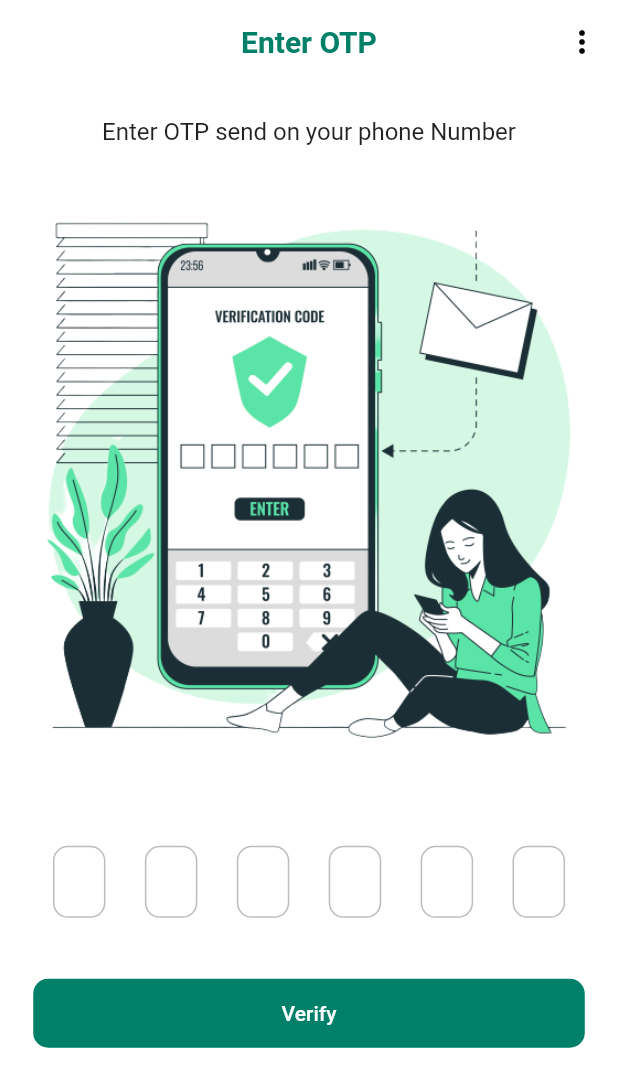
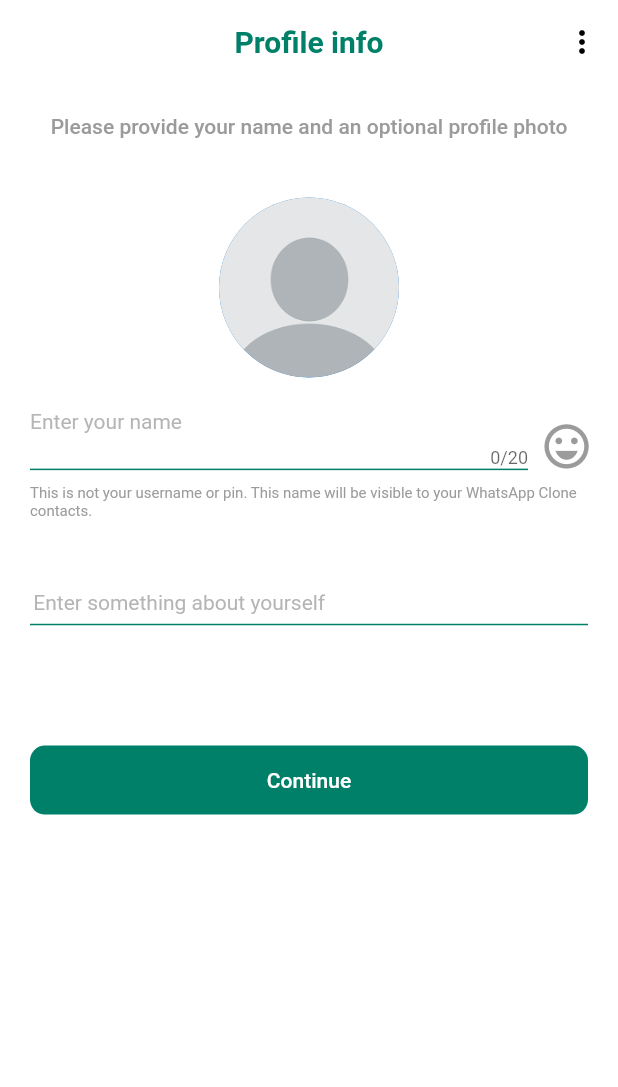
Before and after one commit to nisha2404/whatsAppClone, a Flutter app: the OtpScreen screen opened directly with empty values, after a tap on "Verify", on a phone screen of 412 x 824 dp. Shown: the top 1087 px of the screen. Run offline on Flutter 3.47's test engine with Material 2 defaults, Android fonts, the phone set to English and light mode, and no system bars; drawn by our look-alikes of otp_text_field; our stand-ins replace country_picker, flutter_screenutil, fluttertoast, image_cropper, image_picker; missing offline and left inert: emoji_picker_2.

Commit message:
add_profile_info_screen

```diff
--- /dev/null
+++ b/lib/Screens/Auth/add_profile_info.dart
@@ -0,0 +1,155 @@
+// ignore_for_file: import_of_legacy_library_into_null_safe
+
+import 'package:chatting_app/app_config.dart';
+import 'package:chatting_app/components/expanded_button.dart';
+import 'package:chatting_app/components/help_popup_button.dart';
+import 'package:chatting_app/components/underline_input_border_textfield.dart';
+import 'package:chatting_app/helpers/base_getters.dart';
+import 'package:chatting_app/helpers/icons_and_images.dart';
+import 'package:chatting_app/helpers/style_sheet.dart';
+import 'package:emoji_picker_2/emoji_picker_2.dart';
+import 'package:flutter/material.dart';
+import 'package:flutter/services.dart';
+import 'package:flutter_screenutil/flutter_screenutil.dart';
+import 'package:image_cropper/image_cropper.dart';
+import 'package:image_picker/image_picker.dart';
+
+class AddProfileInfo extends StatefulWidget {
+  const AddProfileInfo({super.key});
+
+  @override
+  State<AddProfileInfo> createState() => _AddProfileInfoState();
+}
+
+class _AddProfileInfoState extends State<AddProfileInfo> {
+  final TextEditingController _nameController = TextEditingController();
+  final TextEditingController _aboutController = TextEditingController();
+
+  bool showEmojis = false;
+
+  CroppedFile? croppedProfileImg;
+  XFile? profileImage;
+  @override
+  Widget build(BuildContext context) {
+    return WillPopScope(
+      onWillPop: () {
+        if (showEmojis) {
+          setState(() {
+            showEmojis = false;
+          });
+          return Future.value(false);
+        } else {
+          () => SystemNavigator.pop();
+          return Future.value(true);
+        }
+      },
+      child: GestureDetector(
+        onTap: () => {
+          setState(() => showEmojis = false),
+          AppServices.keyboardUnfocus(context)
+        },
+        child: Scaffold(
+          resizeToAvoidBottomInset: false,
+          backgroundColor: AppColors.whiteColor,
+          appBar: AppBar(
+            elevation: 0,
+            backgroundColor: AppColors.whiteColor,
+            foregroundColor: AppColors.blackColor,
+            title: Text("Profile info",
+                style: GetTextTheme.sf20_bold
+                    .copyWith(color: AppColors.primaryColor)),
+            centerTitle: true,
+            actions: const [HelpPopUpMenuButton()],
+          ),
+          body: SafeArea(
+              child: Stack(
+            alignment: Alignment.bottomCenter,
+            children: [
+              Padding(
+                padding: const EdgeInsets.all(20.0),
+                child: Column(
+                  children: [
+                    Text(
+                        "Please provide your name and an optional profile photo",
+                        textAlign: TextAlign.center,
+                        style: GetTextTheme.sf14_medium
+                            .copyWith(color: AppColors.grey150)),
+                    AppServices.addHeight(40.h),
+                    const CircleAvatar(
+                      radius: 60,
+                      backgroundImage: AssetImage(AppImages.avatarPlaceholder),
+                    ),
+                    AppServices.addHeight(20.h),
+                    Row(
+                      children: [
+                        Expanded(
+                          child: UnderlineInputBorderTextField(
+                            ontap: () => setState(() => showEmojis = false),
+                            controller: _nameController,
+                            hint: "Enter your name",
+                            maxlength: 20,
+                            isDense: true,
+                            horizontalpadding: 0,
+                            verticalpadding: 0,
+                          ),
+                        ),
+                        IconButton(
+                            constraints: BoxConstraints(
+                                minHeight: 20.sp, minWidth: 20.sp),
+                            splashRadius: 1.r,
+                            onPressed: () => {
+                                  AppServices.keyboardUnfocus(context),
+                                  Future.delayed(
+                                      const Duration(milliseconds: 220),
+                                      () => setState(
+                                          () => showEmojis = !showEmojis))
+                                },
+                            icon: Icon(Icons.emoji_emotions_outlined,
+                                color: AppColors.grey150, size: 32.sp)),
+                      ],
+                    ),
+                    AppServices.addHeight(10.h),
+                    Align(
+                      alignment: Alignment.centerLeft,
+                      child: Text(
+                          "This is not your username or pin. This name will be visible to your ${AppConfig.appName} contacts.",
+                          style: GetTextTheme.sf10_regular
+                              .copyWith(color: AppColors.grey150)),
+                    ),
+                    AppServices.addHeight(40.h),
+                    UnderlineInputBorderTextField(
+                      ontap: () => setState(() => showEmojis = false),
+                      controller: _aboutController,
+                      hint: "Enter something about yourself",
+                      isDense: true,
+                    ),
+                    AppServices.addHeight(80.h),
+                    Row(
+                      children: [
+                        ExpandedButton(btnName: "Continue", onPress: () => {})
+                      ],
+                    )
+                  ],
+                ),
+              ),
+              Positioned(
+                  bottom: 0,
+                  child: showEmojis ? emojiSelect() : const SizedBox())
+            ],
+          )),
+        ),
+      ),
+    );
+  }
+
+  Widget emojiSelect() {
+    return EmojiPicker2(
+      onEmojiSelected: (emoji, category) => {
+        setState(
+            () => _nameController.text = _nameController.text + emoji.emoji)
+      },
+      rows: 4,
+      columns: 7,
+    );
+  }
+}
--- a/lib/Screens/Auth/login.dart
+++ b/lib/Screens/Auth/login.dart
@@ -1,7 +1,8 @@
 import 'package:chatting_app/Screens/Auth/otp_view.dart';
 import 'package:chatting_app/app_config.dart';
 import 'package:chatting_app/components/expanded_button.dart';
-import 'package:chatting_app/components/primary_text_field.dart';
+import 'package:chatting_app/components/help_popup_button.dart';
+import 'package:chatting_app/components/underline_input_border_textfield.dart';
 import 'package:chatting_app/helpers/base_getters.dart';
 import 'package:chatting_app/helpers/icons_and_images.dart';
 import 'package:chatting_app/helpers/style_sheet.dart';
@@ -34,17 +35,7 @@ class _LoginScreenState extends State<LoginScreen> {
             style:
                 GetTextTheme.sf20_bold.copyWith(color: AppColors.primaryColor)),
         centerTitle: true,
-        actions: [
-          PopupMenuButton(
-              position: PopupMenuPosition.under,
-              itemBuilder: (context) => [
-                    PopupMenuItem(
-                        height: 30,
-                        child:
-                            const Text("Help", style: GetTextTheme.sf14_medium),
-                        onTap: () => {})
-                  ])
-        ],
+        actions: const [HelpPopUpMenuButton()],
       ),
       body: SafeArea(
           child: SingleChildScrollView(
@@ -97,38 +88,20 @@ class _LoginScreenState extends State<LoginScreen> {
                 child: Row(
                   children: [
                     Expanded(
-                      flex: 1,
-                      child: Container(
-                        decoration: const BoxDecoration(
-                            border: Border(
-                                bottom:
-                                    BorderSide(color: AppColors.primaryColor))),
-                        child: TextFieldPrimary(
-                          color: Colors.transparent,
-                          horizontalpadding: 5,
-                          verticalpadding: 5,
+                        flex: 1,
+                        child: UnderlineInputBorderTextField(
                           isDense: true,
                           readOnly: true,
                           controller: _phoneCodecontroller,
-                        ),
-                      ),
-                    ),
+                        )),
                     AppServices.addWidth(10.w),
                     Expanded(
-                      flex: 4,
-                      child: TextFieldPrimary(
-                        border: const UnderlineInputBorder(
-                            borderSide:
-                                BorderSide(color: AppColors.primaryColor)),
-                        inputType: TextInputType.phone,
-                        controller: _phoneController,
-                        color: Colors.transparent,
-                        horizontalpadding: 2,
-                        verticalpadding: 5,
-                        isDense: true,
-                        hint: "phone number",
-                      ),
-                    )
+                        flex: 4,
+                        child: UnderlineInputBorderTextField(
+                            inputType: TextInputType.number,
+                            controller: _phoneController,
+                            isDense: true,
+                            hint: "phone number"))
                   ],
                 ),
               ),
@@ -156,6 +129,7 @@ class _LoginScreenState extends State<LoginScreen> {
               phoneNumber:
                   "${_phoneCodecontroller.text}${_phoneController.text}"),
           context);
+      _phoneController.clear();
     } else {
       AppServices.showToast(
           "Invalid Format! please enter a valid mobile number");
--- a/lib/Screens/Auth/otp_view.dart
+++ b/lib/Screens/Auth/otp_view.dart
@@ -1,5 +1,7 @@
 // ignore_for_file: must_be_immutable
 
+import 'package:chatting_app/Screens/Auth/add_profile_info.dart';
+import 'package:chatting_app/components/help_popup_button.dart';
 import 'package:flutter/material.dart';
 import 'package:flutter_screenutil/flutter_screenutil.dart';
 import 'package:otp_text_field/otp_field.dart';
@@ -38,13 +40,7 @@ class _OtpScreenState extends State<OtpScreen> {
             textAlign: TextAlign.center,
             style:
                 GetTextTheme.sf20_bold.copyWith(color: AppColors.primaryColor)),
-        actions: [
-          PopupMenuButton(
-              position: PopupMenuPosition.under,
-              itemBuilder: (context) => <PopupMenuEntry>[
-                    const PopupMenuItem(height: 30, child: Text("Help"))
-                  ])
-        ],
+        actions: const [HelpPopUpMenuButton()],
       ),
       body: SafeArea(
           child: SingleChildScrollView(
@@ -71,7 +67,12 @@ class _OtpScreenState extends State<OtpScreen> {
               AppServices.addHeight(40.h),
               Row(
                 children: [
-                  ExpandedButton(btnName: "Verify", onPress: () => {}),
+                  ExpandedButton(
+                      btnName: "Verify",
+                      onPress: () => {
+                            AppServices.pushAndRemove(
+                                const AddProfileInfo(), context)
+                          }),
                 ],
               )
             ],
--- /dev/null
+++ b/lib/components/help_popup_button.dart
@@ -0,0 +1,19 @@
+import 'package:flutter/material.dart';
+
+import '../helpers/style_sheet.dart';
+
+class HelpPopUpMenuButton extends StatelessWidget {
+  const HelpPopUpMenuButton({super.key});
+
+  @override
+  Widget build(BuildContext context) {
+    return PopupMenuButton(
+        position: PopupMenuPosition.under,
+        itemBuilder: (context) => [
+              PopupMenuItem(
+                  height: 30,
+                  child: const Text("Help", style: GetTextTheme.sf14_medium),
+                  onTap: () => {})
+            ]);
+  }
+}
--- a/lib/components/primary_text_field.dart
+++ b/lib/components/primary_text_field.dart
@@ -12,8 +12,10 @@ class TextFieldPrimary extends StatelessWidget {
   String hint, prefix;
   TextEditingController? controller;
   Function(String)? onchange;
+  Function? ontap;
   double verticalpadding, horizontalpadding;
   int maxlines;
+  int? maxLength;
   Color prefixColor;
   Color? color;
   double radius;
@@ -31,6 +33,7 @@ class TextFieldPrimary extends StatelessWidget {
       this.verticalpadding = 15,
       this.horizontalpadding = 20,
       this.maxlines = 1,
+      this.maxLength,
       this.prefixColor = AppColors.grey100,
       this.color,
       this.radius = 10,
@@ -38,17 +41,20 @@ class TextFieldPrimary extends StatelessWidget {
       this.isObsecure = false,
       this.border,
       this.isDense = false,
-      this.readOnly = false})
+      this.readOnly = false,
+      this.ontap})
       : super(key: key);
 
   @override
   Widget build(BuildContext context) {
     return Platform.isAndroid
         ? TextField(
+            onTap: ontap != null ? () => ontap!() : null,
             obscureText: isObsecure,
             keyboardType: inputType,
             onChanged: onchange == null ? null : (value) => onchange!(value),
             maxLines: maxlines,
+            maxLength: maxLength,
             controller: controller,
             readOnly: readOnly,
             obscuringCharacter: "*",
--- /dev/null
+++ b/lib/components/underline_input_border_textfield.dart
@@ -0,0 +1,47 @@
+// ignore_for_file: must_be_immutable
+
+import 'package:chatting_app/components/primary_text_field.dart';
+import 'package:flutter/material.dart';
+
+import '../helpers/style_sheet.dart';
+
+class UnderlineInputBorderTextField extends StatelessWidget {
+  String hint;
+  TextEditingController? controller;
+  TextInputType inputType;
+  bool isDense, readOnly;
+  double horizontalpadding, verticalpadding;
+  int? maxlength;
+  Function? ontap;
+  UnderlineInputBorderTextField(
+      {super.key,
+      this.hint = "",
+      this.controller,
+      this.inputType = TextInputType.text,
+      this.isDense = false,
+      this.readOnly = false,
+      this.horizontalpadding = 2,
+      this.verticalpadding = 5,
+      this.maxlength,
+      this.ontap});
+
+  @override
+  Widget build(BuildContext context) {
+    return Container(
+      decoration: const BoxDecoration(
+          border: Border(bottom: BorderSide(color: AppColors.primaryColor))),
+      child: TextFieldPrimary(
+        ontap: ontap != null ? () => ontap!() : null,
+        maxLength: maxlength,
+        inputType: inputType,
+        controller: controller,
+        color: Colors.transparent,
+        horizontalpadding: horizontalpadding,
+        verticalpadding: verticalpadding,
+        isDense: isDense,
+        hint: hint,
+        readOnly: readOnly,
+      ),
+    );
+  }
+}
--- a/lib/helpers/base_getters.dart
+++ b/lib/helpers/base_getters.dart
@@ -46,7 +46,7 @@ class AppServices {
       Navigator.of(context).pushAndRemoveUntil(
           PageRouteBuilder(
             pageBuilder: (context, animation, secondaryAnimation) => screen,
-            transitionDuration: const Duration(milliseconds: 500),
+            transitionDuration: const Duration(milliseconds: 300),
             transitionsBuilder:
                 (context, animation, secondaryAnimation, child) =>
                     CupertinoPageTransition(
--- a/lib/helpers/icons_and_images.dart
+++ b/lib/helpers/icons_and_images.dart
@@ -13,6 +13,5 @@ class AppLogos {
 class AppImages {
   static const String authVector = "assets/images/authVector.png";
   static const String otpVector = "assets/images/otpVector.png";
-  static const String avatarPlaceholder =
-      "https://encrypted-tbn0.gstatic.com/images?q=tbn:ANd9GcSlbaTvv8_UXY2s4mOq4LWeoSiBlLcKwUSoLLS0zRtu-w&usqp=CAU&ec=48600113";
+  static const String avatarPlaceholder = "assets/images/avatarPlaceholder.png";
 }
--- a/pubspec.yaml
+++ b/pubspec.yaml
@@ -38,6 +38,9 @@ dependencies:
   country_picker: ^2.0.19
   otp_text_field: ^1.1.3
   fluttertoast: ^8.2.1
+  image_picker: ^0.8.6+3
+  image_cropper: ^3.0.1
+  emoji_picker_2: ^0.4.0
 
 dev_dependencies:
   flutter_test:
```
Also changed, not shown: assets/images/avatarPlaceholder.png (added), pubspec.lock, 2 other files.
